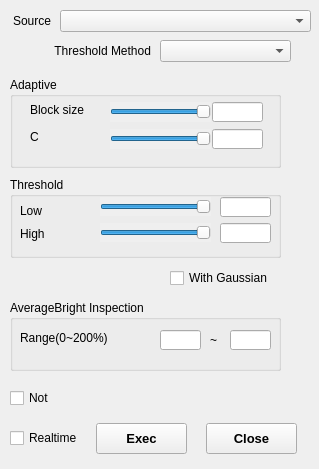
Old version of the form qroisimulator/app/dialogthreshold.ui in the repository JonglockYoon/QT-qroilib.
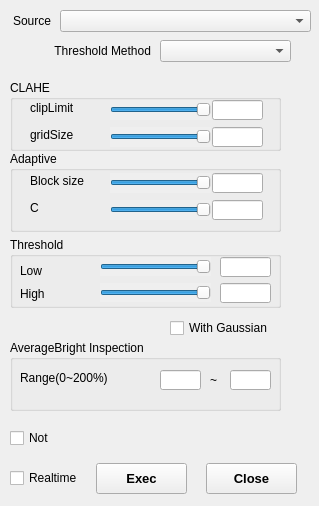
New version of the form.

What changed in the file:
```diff
--- a/qroisimulator/app/dialogthreshold.ui
+++ b/qroisimulator/app/dialogthreshold.ui
@@ -7,7 +7,7 @@
     <x>0</x>
     <y>0</y>
     <width>319</width>
-    <height>469</height>
+    <height>506</height>
    </rect>
   </property>
   <property name="mouseTracking">
@@ -49,7 +49,7 @@
    <property name="geometry">
     <rect>
      <x>206</x>
-     <y>423</y>
+     <y>463</y>
      <width>91</width>
      <height>31</height>
     </rect>
@@ -70,7 +70,7 @@
    <property name="geometry">
     <rect>
      <x>30</x>
-     <y>99</y>
+     <y>170</y>
      <width>71</width>
      <height>21</height>
     </rect>
@@ -86,7 +86,7 @@
    <property name="geometry">
     <rect>
      <x>110</x>
-     <y>102</y>
+     <y>173</y>
      <width>101</width>
      <height>20</height>
     </rect>
@@ -111,7 +111,7 @@
    <property name="geometry">
     <rect>
      <x>212</x>
-     <y>102</y>
+     <y>173</y>
      <width>51</width>
      <height>20</height>
     </rect>
@@ -121,7 +121,7 @@
    <property name="geometry">
     <rect>
      <x>110</x>
-     <y>129</y>
+     <y>200</y>
      <width>101</width>
      <height>20</height>
     </rect>
@@ -146,7 +146,7 @@
    <property name="geometry">
     <rect>
      <x>30</x>
-     <y>126</y>
+     <y>197</y>
      <width>71</width>
      <height>21</height>
     </rect>
@@ -162,7 +162,7 @@
    <property name="geometry">
     <rect>
      <x>212</x>
-     <y>129</y>
+     <y>200</y>
      <width>51</width>
      <height>20</height>
     </rect>
@@ -172,9 +172,9 @@
    <property name="geometry">
     <rect>
      <x>10</x>
-     <y>77</y>
+     <y>151</y>
      <width>271</width>
-     <height>91</height>
+     <height>81</height>
     </rect>
    </property>
    <property name="title">
@@ -185,9 +185,9 @@
    <property name="geometry">
     <rect>
      <x>10</x>
-     <y>177</y>
+     <y>237</y>
      <width>271</width>
-     <height>81</height>
+     <height>71</height>
     </rect>
    </property>
    <property name="title">
@@ -300,7 +300,7 @@
    <property name="geometry">
     <rect>
      <x>96</x>
-     <y>423</y>
+     <y>463</y>
      <width>91</width>
      <height>31</height>
     </rect>
@@ -321,7 +321,7 @@
    <property name="geometry">
     <rect>
      <x>10</x>
-     <y>430</y>
+     <y>470</y>
      <width>71</width>
      <height>16</height>
     </rect>
@@ -360,7 +360,7 @@
    <property name="geometry">
     <rect>
      <x>10</x>
-     <y>390</y>
+     <y>430</y>
      <width>71</width>
      <height>16</height>
     </rect>
@@ -373,7 +373,7 @@
    <property name="geometry">
     <rect>
      <x>10</x>
-     <y>300</y>
+     <y>340</y>
      <width>271</width>
      <height>71</height>
     </rect>
@@ -432,7 +432,7 @@
    <property name="geometry">
     <rect>
      <x>170</x>
-     <y>270</y>
+     <y>320</y>
      <width>111</width>
      <height>16</height>
     </rect>
@@ -441,7 +441,123 @@
     <string>With Gaussian</string>
    </property>
   </widget>
+  <widget class="QLabel" name="label_9">
+   <property name="geometry">
+    <rect>
+     <x>30</x>
+     <y>97</y>
+     <width>71</width>
+     <height>21</height>
+    </rect>
+   </property>
+   <property name="text">
+    <string>clipLimit</string>
+   </property>
+   <property name="alignment">
+    <set>Qt::AlignLeading|Qt::AlignLeft|Qt::AlignVCenter</set>
+   </property>
+  </widget>
+  <widget class="QLineEdit" name="edith1">
+   <property name="geometry">
+    <rect>
+     <x>212</x>
+     <y>100</y>
+     <width>51</width>
+     <height>20</height>
+    </rect>
+   </property>
+  </widget>
+  <widget class="QSlider" name="sliderh2">
+   <property name="geometry">
+    <rect>
+     <x>110</x>
+     <y>127</y>
+     <width>101</width>
+     <height>20</height>
+    </rect>
+   </property>
+   <property name="autoFillBackground">
+    <bool>true</bool>
+   </property>
+   <property name="styleSheet">
+    <string notr="true">QSlider::groove:horizontal</string>
+   </property>
+   <property name="minimum">
+    <number>-13</number>
+   </property>
+   <property name="maximum">
+    <number>-1</number>
+   </property>
+   <property name="orientation">
+    <enum>Qt::Horizontal</enum>
+   </property>
+  </widget>
+  <widget class="QGroupBox" name="AdaptiveGroup_2">
+   <property name="geometry">
+    <rect>
+     <x>10</x>
+     <y>80</y>
+     <width>271</width>
+     <height>71</height>
+    </rect>
+   </property>
+   <property name="title">
+    <string>CLAHE</string>
+   </property>
+  </widget>
+  <widget class="QLabel" name="label_10">
+   <property name="geometry">
+    <rect>
+     <x>30</x>
+     <y>124</y>
+     <width>71</width>
+     <height>21</height>
+    </rect>
+   </property>
+   <property name="text">
+    <string>gridSize</string>
+   </property>
+   <property name="alignment">
+    <set>Qt::AlignLeading|Qt::AlignLeft|Qt::AlignVCenter</set>
+   </property>
+  </widget>
+  <widget class="QLineEdit" name="edith2">
+   <property name="geometry">
+    <rect>
+     <x>212</x>
+     <y>127</y>
+     <width>51</width>
+     <height>20</height>
+    </rect>
+   </property>
+  </widget>
+  <widget class="QSlider" name="sliderh1">
+   <property name="geometry">
+    <rect>
+     <x>110</x>
+     <y>100</y>
+     <width>101</width>
+     <height>20</height>
+    </rect>
+   </property>
+   <property name="autoFillBackground">
+    <bool>true</bool>
+   </property>
+   <property name="styleSheet">
+    <string notr="true">QSlider::groove:horizontal</string>
+   </property>
+   <property name="minimum">
+    <number>-13</number>
+   </property>
+   <property name="maximum">
+    <number>-1</number>
+   </property>
+   <property name="orientation">
+    <enum>Qt::Horizontal</enum>
+   </property>
+  </widget>
   <zorder>AdaptiveGroup</zorder>
+  <zorder>AdaptiveGroup_2</zorder>
   <zorder>label_3</zorder>
   <zorder>comboBoxThresholdMethod</zorder>
   <zorder>pushButtonClose</zorder>
@@ -459,6 +575,12 @@
   <zorder>chkBoxNot</zorder>
   <zorder>ThresholdGroup_2</zorder>
   <zorder>chkBoxGaussian</zorder>
+  <zorder>label_9</zorder>
+  <zorder>edith1</zorder>
+  <zorder>sliderh2</zorder>
+  <zorder>label_10</zorder>
+  <zorder>edith2</zorder>
+  <zorder>sliderh1</zorder>
  </widget>
  <resources/>
  <connections/>
```
